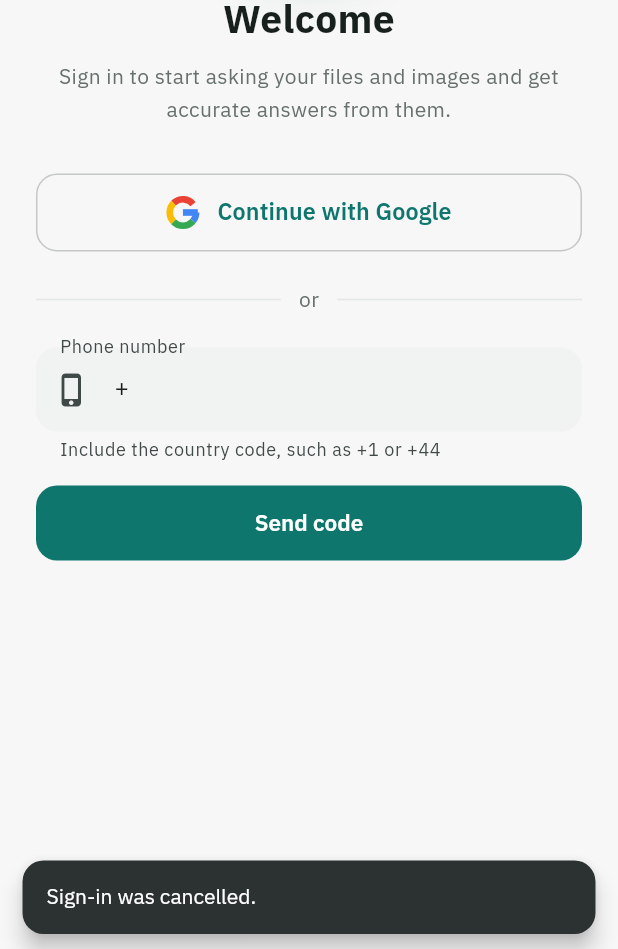
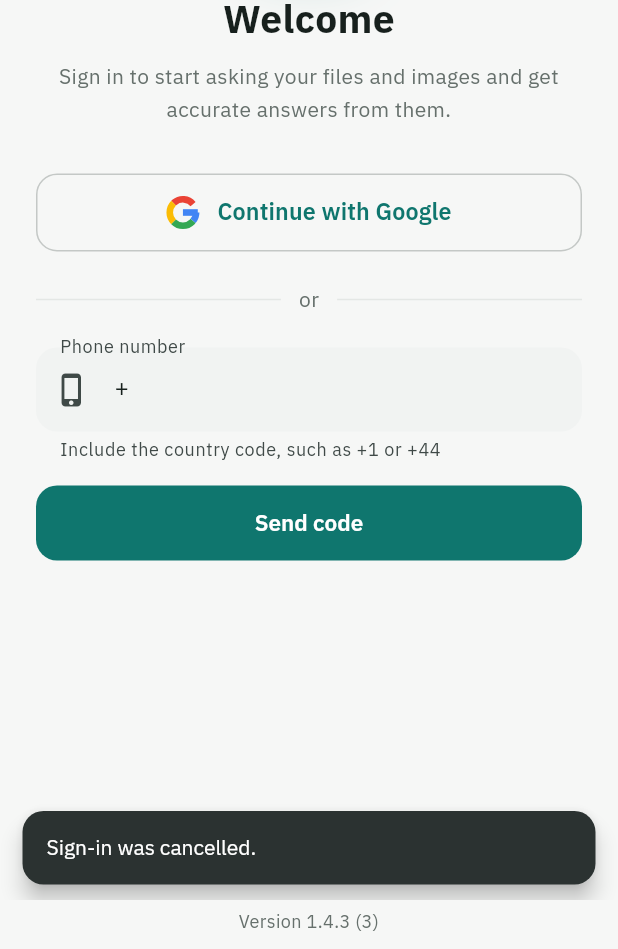
Before and after one commit to al3m6i89-mind-ai/mind-ai, a Flutter app: the screen it shows after launch, after a tap on "English", after a tap on "Continue with Google", on a phone screen of 412 x 824 dp, the part 287-1236 px from its top. Run offline on Flutter 3.47's test engine with Material 3 defaults, Android fonts, the phone set to English and light mode, and no system bars; our stand-ins replace file_picker, firebase_auth, firebase_core, flutter_markdown_plus, google_sign_in, image_picker and 4 more; missing offline and left inert: in_app_purchase_android, syncfusion_flutter_pdf; accounts and stored records are empty.

Commit message:
Show the app version at the bottom of sign-in and settings
Co-Authored-By: Claude Opus 5.5 <noreply@anthropic.com>
Claude-Session: https://claude.ai/code/session_01QofEb2Jki8mxvhsL5vQZbq

```diff
--- a/lib/core/strings.dart
+++ b/lib/core/strings.dart
@@ -145,6 +145,7 @@ class S {
     'changeNumber': 'تغيير الرقم',
     'resend': 'إعادة الإرسال',
     'account': 'الحساب',
+    'version': 'الإصدار',
     'selectedN': '{n} محدد',
     'selectAll': 'تحديد الكل',
     'deselectAll': 'إلغاء التحديد',
@@ -337,6 +338,7 @@ class S {
     'changeNumber': 'Change number',
     'resend': 'Resend',
     'account': 'Account',
+    'version': 'Version',
     'selectedN': '{n} selected',
     'selectAll': 'Select all',
     'deselectAll': 'Deselect all',
--- a/lib/ui/gate.dart
+++ b/lib/ui/gate.dart
@@ -7,6 +7,7 @@ import '../core/strings.dart';
 import 'home.dart';
 import 'plans.dart';
 import 'theme.dart';
+import 'version_label.dart';
 
 /// The first screen: sign-in when it is set up, then the chats. On the free
 /// plan an ad blocker covers the app with a request to turn it off; it is
@@ -203,6 +204,7 @@ class _LoginScreenState extends State<LoginScreen> {
     final s = S(store.lang);
     final scheme = Theme.of(context).colorScheme;
     return Scaffold(
+      bottomNavigationBar: VersionLabel(prefix: s.t('version')),
       body: SafeArea(
         child: ListView(
           padding: const EdgeInsets.fromLTRB(24, 12, 24, 24),
--- a/lib/ui/settings.dart
+++ b/lib/ui/settings.dart
@@ -9,6 +9,7 @@ import '../core/strings.dart';
 import 'account.dart';
 import 'plans.dart';
 import 'theme.dart';
+import 'version_label.dart';
 
 class SettingsScreen extends StatefulWidget {
   const SettingsScreen({super.key});
@@ -40,6 +41,7 @@ class _SettingsScreenState extends State<SettingsScreen> {
 
     return Scaffold(
       appBar: AppBar(title: Text(s.t('settings'))),
+      bottomNavigationBar: VersionLabel(prefix: s.t('version')),
       body: SafeArea(
         child: ListView(
           padding: const EdgeInsets.fromLTRB(16, 8, 16, 24),
--- /dev/null
+++ b/lib/ui/version_label.dart
@@ -0,0 +1,35 @@
+import 'package:flutter/material.dart';
+import 'package:package_info_plus/package_info_plus.dart';
+
+import 'theme.dart';
+
+/// "Version 1.4.3 (21)", centred at the bottom of a screen.
+class VersionLabel extends StatefulWidget {
+  const VersionLabel({super.key, required this.prefix});
+  final String prefix;
+
+  @override
+  State<VersionLabel> createState() => _VersionLabelState();
+}
+
+class _VersionLabelState extends State<VersionLabel> {
+  final _info = PackageInfo.fromPlatform().then<PackageInfo?>((i) => i, onError: (_) => null);
+
+  @override
+  Widget build(BuildContext context) => SafeArea(
+        top: false,
+        child: Padding(
+          padding: const EdgeInsets.only(top: 6, bottom: 10),
+          child: FutureBuilder<PackageInfo?>(
+            future: _info,
+            builder: (context, snap) {
+              final i = snap.data;
+              if (i == null) return const SizedBox(height: 16);
+              final build = i.buildNumber.isEmpty ? '' : ' (${i.buildNumber})';
+              return Text('${widget.prefix} ${i.version}$build',
+                  textAlign: TextAlign.center, style: TextStyle(fontSize: 12, color: context.muted));
+            },
+          ),
+        ),
+      );
+}
--- a/pubspec.yaml
+++ b/pubspec.yaml
@@ -53,6 +53,7 @@ dependencies:
   firebase_core: ^5.1.0
   firebase_auth: ^7.0.1
   google_sign_in: ^7.2.0
+  package_info_plus: ^10.2.2
 
 dev_dependencies:
   flutter_test:
```
Also changed, not shown: pubspec.lock, 1 other file.
